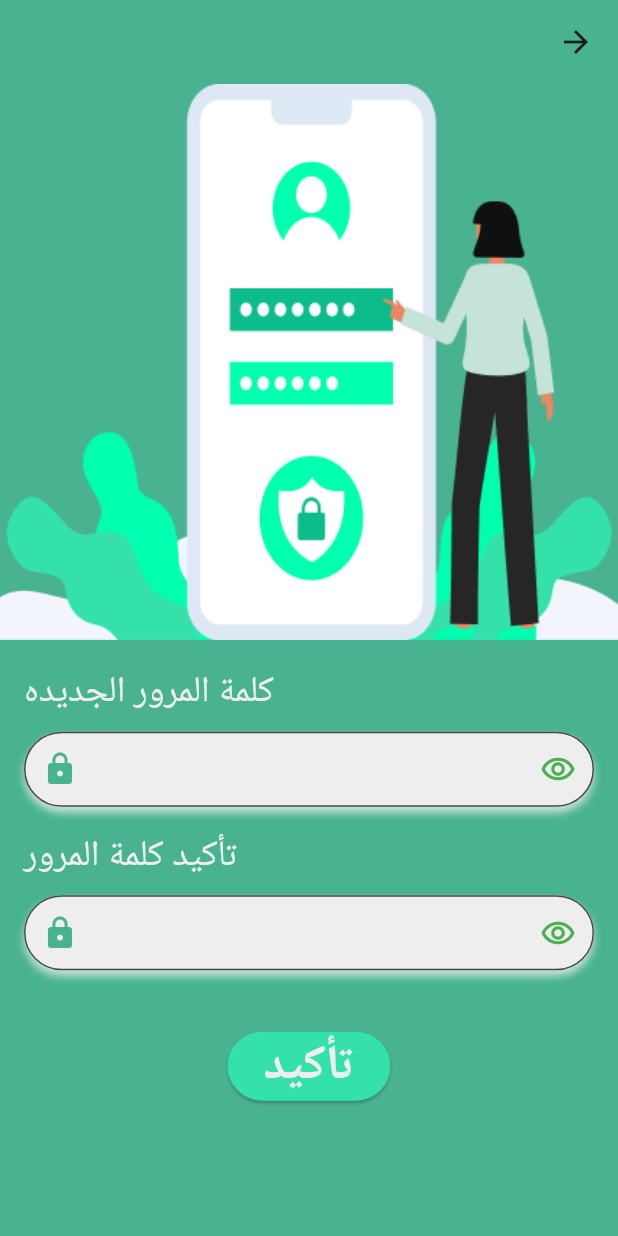
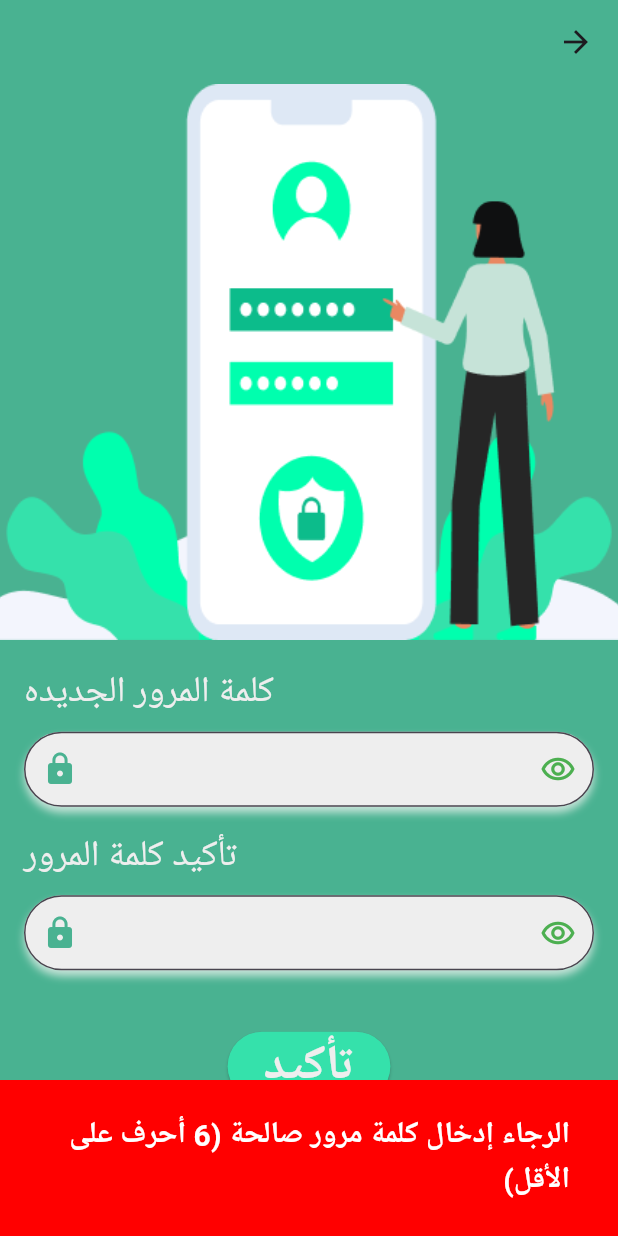
Before and after one commit to ashrafaliqhtan/Green-app, a Flutter app: the ResetPasswordView screen opened directly, after a tap on "تأكيد", on a phone screen of 412 x 824 dp. Run offline on Flutter 3.47's test engine with Material 3 defaults, Android fonts, the phone set to English and light mode, and no system bars; our stand-ins replace bloc, carousel_slider, flutter_animate, flutter_bloc, flutter_dotenv, flutter_localization and 8 more; accounts and stored records are empty; network calls fail.

Commit message:
OTP & resetPassword added

```diff
--- a/lib/service/supabase_services.dart
+++ b/lib/service/supabase_services.dart
@@ -3,7 +3,11 @@ import 'package:supabase_flutter/supabase_flutter.dart';
 class DBServices {
   final supabase = Supabase.instance.client;
   String userRole = '';
+  String email = "";
+  String otpToken = '';
 
+
+  //----------------------------- Auth --------------------------------
   Future signUp({
     required String name,
     required String email,
@@ -57,7 +61,8 @@ class DBServices {
         .verifyOTP(token: otpToken, type: OtpType.email, email: email);
   }
 
-  Future resendOtp({required String email}) async {
+  Future resendOtp() async {
+    email = supabase.auth.currentSession!.user.email!;
     await supabase.auth
         .resend(type: OtpType.magiclink, email: "flutterg73@gmail.com");
   }
--- a/lib/views/Authentication/bloc/auth_bloc.dart
+++ b/lib/views/Authentication/bloc/auth_bloc.dart
@@ -21,6 +21,10 @@ class AuthBloc extends Bloc<AuthEvent, AuthState> {
     on<LoginEvent>(login);
     on<CheckSessionAvailability>(getSession);
     on<LogoutEvent>(logout);
+    on<SendOtpEvent>(sendOTP);
+    on<VerifyOtpEvent>(verifyOTP);
+    on<ResendOtpEvent>(resendOTP);
+    on<ChangePasswordEvent>(updatePassword);
   }
 
   FutureOr<void> signUpNewUser(
@@ -43,8 +47,10 @@ class AuthBloc extends Bloc<AuthEvent, AuthState> {
                 phone: event.phone,
               );
               emit(AuthSignUpSuccessState(
-                  message: "تم إكمال عملية التسجيل بنجاح"));
+                  message:
+                      "تم إنشاء الحساب بنجاح، الرجاء تأكيد الحساب عبر الإيميل الخاص بك"));
             } on AuthException catch (e) {
+              print(e);
               emit(AuthSignUpErrorState(
                 message:
                     "فشل في عملية التسجيل: ${e.statusCode}. يرجى التحقق من بريدك الإلكتروني وكلمة المرور",
@@ -117,9 +123,7 @@ class AuthBloc extends Bloc<AuthEvent, AuthState> {
       } else {
         emit(SessionAvailabilityState(page: const OnboardingView()));
       }
-    } catch (e) {
-
-    }
+    } catch (_) {}
   }
 
   FutureOr<void> logout(LogoutEvent event, Emitter<AuthState> emit) async {
@@ -130,4 +134,79 @@ class AuthBloc extends Bloc<AuthEvent, AuthState> {
       emit(AuthLogoutErrorState(message: "حدث خطأ أثناء عملية تسجيل الخروج"));
     }
   }
+
+  FutureOr<void> sendOTP(SendOtpEvent event, Emitter<AuthState> emit) async {
+    emit(AuthLoadingState());
+    if (event.email.trim().isNotEmpty) {
+      try {
+        await serviceLocator.sendOtp(email: event.email);
+        serviceLocator.email = event.email;
+        emit(AuthCheckEmailVerificationState(
+            message: "تم إرسال رمز التحقق إلى بريدك الإلكتروني"));
+      } catch (e) {
+        emit(AuthCheckEmailVerificationErrorState(message: "الإيميل غير معروف"));
+      }
+    } else {
+      emit(AuthCheckEmailVerificationErrorState(
+          message: "الرجاء تعبئة حقل الإيميل لتغيير كلمة المرور"));
+    }
+  }
+
+  FutureOr<void> verifyOTP(
+      VerifyOtpEvent event, Emitter<AuthState> emit) async {
+    if (event.otpToken.trim().isNotEmpty && event.otpToken.length == 6) {
+      try {
+        await serviceLocator.verifyOtp(
+            email: serviceLocator.email, otpToken: event.otpToken);
+        emit(AuthCheckOTPVerificationState(
+            message: "تم تأكيد رمز OTP، يرجى إدخال كلمة المرور الجديدة"));
+      } on AuthException catch (_) {
+        emit(AuthCheckOTPVerificationErrorState(
+            message: "رمز OTP غير صالح، يرجى المحاولة مرة أخرى"));
+      } on Exception catch (_) {
+        emit(AuthCheckOTPVerificationErrorState(
+            message:
+                "هناك مشكلة في خوادمنا، يرجى المحاولة مرة أخرى في وقت لاحق"));
+      }
+    } else {
+      emit(AuthCheckOTPVerificationErrorState(message: "يرجى إدخال رمز OTP"));
+    }
+  }
+
+  FutureOr<void> resendOTP(
+      ResendOtpEvent event, Emitter<AuthState> emit) async {
+    try {
+      await serviceLocator.resendOtp();
+      emit(AuthResendOTPState(
+          message: "تم إعادة إرسال رمز OTP إلى ${serviceLocator.email}"));
+    } catch (e) {
+      emit(AuthResendOTPErrorState(message: "تعذر إرسال رمز OTP..."));
+    }
+  }
+
+  FutureOr<void> updatePassword(
+      ChangePasswordEvent event, Emitter<AuthState> emit) async {
+    if (event.password == event.password) {
+      if (event.password.trim().isNotEmpty && event.password.length >= 6) {
+        try {
+          await serviceLocator.resetPassword(newPassword: event.password);
+          emit(AuthChangePasswordState(message: "تم تغيير كلمة المرور بنجاح"));
+          await serviceLocator.signOut();
+        } on AuthException catch (_) {
+          emit(AuthChangePasswordErrorState(message: "غير مسموح لك بتغيير كلمة المرور"));
+        } on Exception catch (_) {
+          emit(AuthChangePasswordErrorState(
+              message:
+                  "هناك مشكلة في خوادمنا، يرجى المحاولة مرة أخرى في وقت لاحق"));
+        }
+      } else {
+        emit(AuthChangePasswordErrorState(
+            message: "الرجاء إدخال كلمة مرور صالحة (6 أحرف على الأقل)"));
+      }
+    } else {
+      emit(AuthChangePasswordErrorState(
+          message:
+              "كلمات المرور غير متطابقة. يرجى التأكد من تطابق كلمات المرور"));
+    }
+  }
 }
--- a/lib/views/Authentication/bloc/auth_event.dart
+++ b/lib/views/Authentication/bloc/auth_event.dart
@@ -27,3 +27,28 @@ final class LoginEvent extends AuthEvent {
 class CheckSessionAvailability extends AuthEvent {}
 
 class LogoutEvent extends AuthEvent {}
+
+final class SendOtpEvent extends AuthEvent {
+  final String email;
+
+  SendOtpEvent({required this.email});
+}
+
+final class ResendOtpEvent extends AuthEvent {
+  final String email;
+
+  ResendOtpEvent({required this.email});
+}
+
+final class VerifyOtpEvent extends AuthEvent {
+  final String otpToken;
+
+  VerifyOtpEvent({required this.otpToken});
+}
+
+final class ChangePasswordEvent extends AuthEvent {
+  final String password;
+  final String confirmPassword;
+
+  ChangePasswordEvent({required this.password, required this.confirmPassword});
+}
--- a/lib/views/Authentication/bloc/auth_state.dart
+++ b/lib/views/Authentication/bloc/auth_state.dart
@@ -7,6 +7,11 @@ final class AuthInitial extends AuthState {}
 
 final class AuthLoadingState extends AuthState {}
 
+final class SessionAvailabilityState extends AuthState {
+  final Widget page;
+  SessionAvailabilityState({required this.page});
+}
+
 final class AuthSignUpSuccessState extends AuthState {
   final String message;
   AuthSignUpSuccessState({required this.message});
@@ -15,6 +20,26 @@ final class AuthSignUpSuccessState extends AuthState {
 final class AuthSignUpErrorState extends AuthState {
   final String message;
   AuthSignUpErrorState({required this.message});
+}
+
+final class AuthCheckOTPVerificationErrorState extends AuthState {
+  final String message;
+  AuthCheckOTPVerificationErrorState({required this.message});
+}
+
+final class AuthResendOTPErrorState extends AuthState {
+  final String message;
+  AuthResendOTPErrorState({required this.message});
+}
+
+final class AuthChangePasswordErrorState extends AuthState {
+  final String message;
+  AuthChangePasswordErrorState({required this.message});
+}
+
+final class AuthCheckEmailVerificationErrorState extends AuthState {
+  final String message;
+  AuthCheckEmailVerificationErrorState({required this.message});
 }
 
 final class AuthLoginSuccessState extends AuthState {
@@ -37,7 +62,27 @@ final class AuthLogoutErrorState extends AuthState {
   AuthLogoutErrorState({required this.message});
 }
 
-final class SessionAvailabilityState extends AuthState {
-  final Widget page;
-  SessionAvailabilityState({required this.page});
+final class AuthCheckEmailVerificationState extends AuthState {
+  final String message;
+  AuthCheckEmailVerificationState({required this.message});
 }
+
+final class AuthSendOTPState extends AuthState {
+  final String message;
+  AuthSendOTPState({required this.message});
+}
+
+final class AuthResendOTPState extends AuthState {
+  final String message;
+  AuthResendOTPState({required this.message});
+}
+
+final class AuthCheckOTPVerificationState extends AuthState {
+  final String message;
+  AuthCheckOTPVerificationState({required this.message});
+}
+
+final class AuthChangePasswordState extends AuthState {
+  final String message;
+  AuthChangePasswordState({required this.message});
+}
--- a/lib/views/Authentication/view/reset_password_view.dart
+++ b/lib/views/Authentication/view/reset_password_view.dart
@@ -1,7 +1,10 @@
 import 'package:flutter/material.dart';
+import 'package:flutter_bloc/flutter_bloc.dart';
 import 'package:green_saudi_app/extensions/screen_handler.dart';
 import 'package:green_saudi_app/utils/colors.dart';
 import 'package:green_saudi_app/utils/spacing.dart';
+import 'package:green_saudi_app/views/Authentication/bloc/auth_bloc.dart';
+import 'package:green_saudi_app/views/Authentication/view/login_view.dart';
 import 'package:green_saudi_app/views/Authentication/widget/custom_button.dart';
 import 'package:green_saudi_app/views/Authentication/widget/input_text_felid.dart';
 
@@ -14,16 +17,26 @@ class ResetPasswordView extends StatefulWidget {
 
 class _ResetPasswordViewState extends State<ResetPasswordView> {
   TextEditingController passwordController = TextEditingController();
-  TextEditingController conformPasswordController = TextEditingController();
+  TextEditingController confirmPasswordController = TextEditingController();
   @override
   void dispose() {
     passwordController.dispose();
-    conformPasswordController.dispose();
+    confirmPasswordController.dispose();
     super.dispose();
   }
 
   @override
   Widget build(BuildContext context) {
+    return BlocConsumer<AuthBloc, AuthState>(
+      listener: (context, state) {
+        if (state is AuthChangePasswordState) {
+          context.getMessagesBar(msg: state.message, color: green);
+          context.push(view: const LoginView(), isPush: false);
+        } else if (state is AuthChangePasswordErrorState) {
+          context.getMessagesBar(msg: state.message, color: red);
+        }
+      },
+      builder: (context, state) {
         return Scaffold(
           appBar: AppBar(
             backgroundColor: green,
@@ -52,7 +65,7 @@ class _ResetPasswordViewState extends State<ResetPasswordView> {
                     isPassword: true,
                   ),
                   InputTextFelid(
-                controller: conformPasswordController,
+                    controller: confirmPasswordController,
                     title: "تأكيد كلمة المرور",
                     icon: Icons.lock,
                     isPassword: true,
@@ -61,12 +74,18 @@ class _ResetPasswordViewState extends State<ResetPasswordView> {
                   CustomButton(
                     title: "تأكيد",
                     backgroundColor: greenLight2,
-                onPressed: () {},
+                    onPressed: () {
+                      context.read<AuthBloc>().add(ChangePasswordEvent(
+                          password: passwordController.text,
+                          confirmPassword: confirmPasswordController.text));
+                    },
                   )
                 ],
               ),
             ),
           ),
         );
+      },
+    );
   }
 }
--- a/lib/views/profile/widget/settings_button.dart
+++ b/lib/views/profile/widget/settings_button.dart
@@ -1,8 +1,6 @@
 import 'package:flutter/material.dart';
-import 'package:green_saudi_app/extensions/screen_handler.dart';
 import 'package:green_saudi_app/utils/colors.dart';
 import 'package:green_saudi_app/utils/spacing.dart';
-import 'package:green_saudi_app/views/bottom_nav_bar/view/bottom_nav_bar.dart';
 import 'dart:math' as math;
 
 class SettingsButton extends StatelessWidget {
```
Also changed, not shown: lib/views/Authentication/view/otp_view.dart (+41 -6 lines), lib/views/Authentication/view/validation_email_view.dart (+24 -2 lines), lib/views/profile/view/profile_user.dart (+14 -12 lines). Lines whose indentation alone changed are shown as unchanged.
